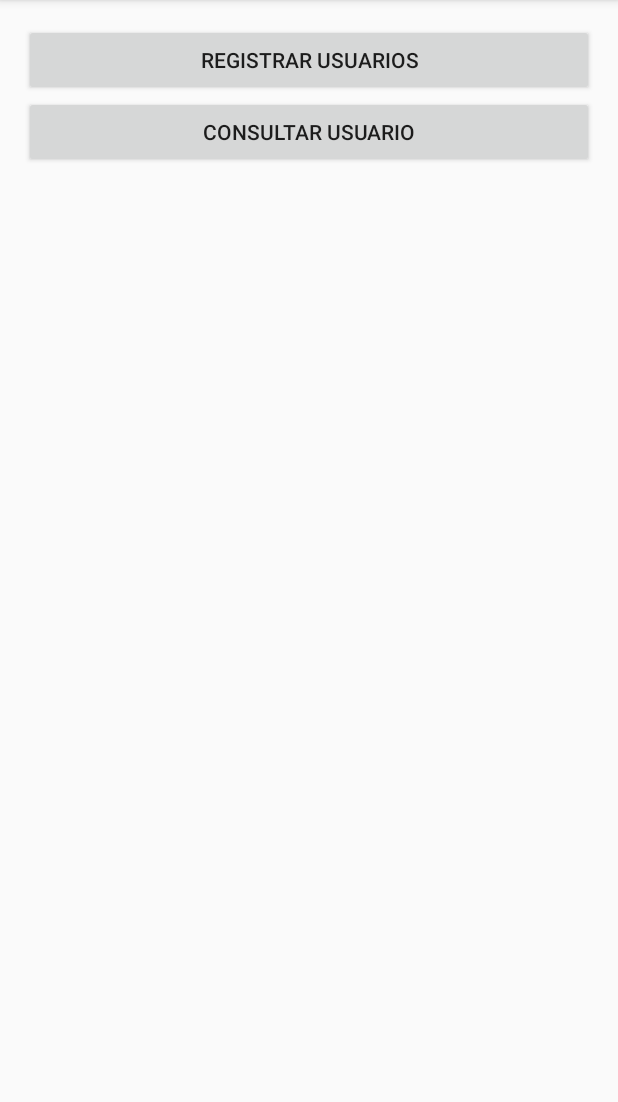
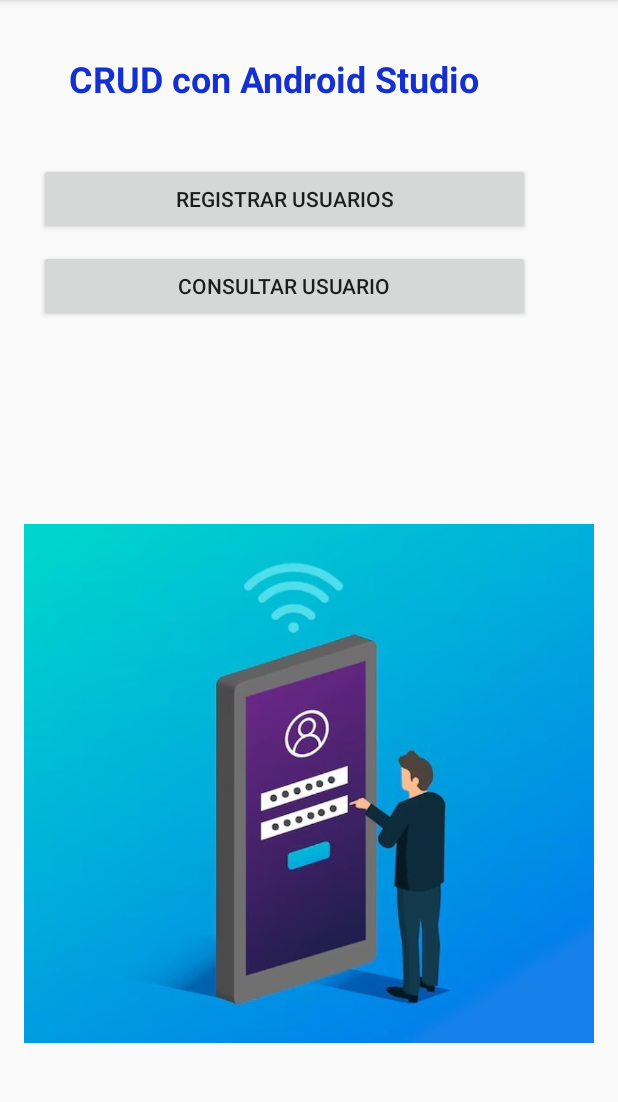
Before and after one commit to rblancolll/TareaCrud, an Android app built with Jetpack Compose: the screen it shows after launch (MainActivity), on a phone screen of 412 x 824 dp, the part 84-1186 px from its top. Run offline under Robolectric (Android 15) with nearby library versions, the phone set to English and light mode, and no system bars.

Commit message:
se mejoró interfaz

```diff
--- a/app/build.gradle
+++ b/app/build.gradle
@@ -49,6 +49,7 @@ android {
 dependencies {
 
     implementation libs.androidx.core.ktx
+    implementation 'androidx.appcompat:appcompat:1.6.1'
     implementation libs.androidx.lifecycle.runtime.ktx
     implementation libs.androidx.activity.compose
     implementation platform(libs.androidx.compose.bom)
--- a/app/src/main/AndroidManifest.xml
+++ b/app/src/main/AndroidManifest.xml
@@ -1,6 +1,7 @@
 <?xml version="1.0" encoding="utf-8"?>
 <manifest xmlns:android="http://schemas.android.com/apk/res/android"
     xmlns:tools="http://schemas.android.com/tools"
+    android:background="@drawable/background"
     package="com.example.myapplication">
 
     <application
--- a/app/src/main/res/layout/activity_main.xml
+++ b/app/src/main/res/layout/activity_main.xml
@@ -1,29 +1,55 @@
 <?xml version="1.0" encoding="utf-8"?>
 <LinearLayout xmlns:android="http://schemas.android.com/apk/res/android"
+    xmlns:app="http://schemas.android.com/apk/res-auto"
     xmlns:tools="http://schemas.android.com/tools"
     android:id="@+id/activity_main"
     android:layout_width="match_parent"
     android:layout_height="match_parent"
+    android:orientation="vertical"
+    android:paddingLeft="@dimen/activity_horizontal_margin"
+    android:paddingTop="@dimen/activity_vertical_margin"
+    android:paddingRight="@dimen/activity_horizontal_margin"
     android:paddingBottom="@dimen/activity_vertical_margin"
-    android:paddingLeft="@dimen/activity_horizontal_margin"
-    android:paddingRight="@dimen/activity_horizontal_margin"
-    android:paddingTop="@dimen/activity_vertical_margin"
-    android:orientation="vertical"
     tools:context="com.example.myapplication.MainActivity">
+
+    <TextView
+        android:layout_width="280dp"
+        android:layout_height="wrap_content"
+        android:layout_marginLeft="30dp"
+        android:layout_marginTop="20dp"
+        android:layout_marginRight="80dp"
+        android:text="CRUD con Android Studio"
+        android:textColor="#1431CF"
+        android:textSize="24sp"
+        android:textStyle="bold"
+        app:layout_constraintBottom_toBottomOf="parent"
+        app:layout_constraintEnd_toEndOf="parent"
+        app:layout_constraintStart_toStartOf="parent"
+        app:layout_constraintTop_toTopOf="parent" />
 
     <Button
         android:id="@+id/btnRegistro"
-        android:layout_width="match_parent"
+        android:layout_width="327dp"
         android:layout_height="wrap_content"
-        android:minHeight="48dp"
+        android:layout_marginLeft="10dp"
+        android:layout_marginTop="40dp"
         android:onClick="onClick"
         android:text="Registrar Usuarios"
         tools:ignore="HardcodedText,VisualLintButtonSize" />
 
     <Button
         android:id="@+id/btnConsultar"
-        android:layout_width="match_parent"
+        android:layout_width="327dp"
         android:layout_height="wrap_content"
+        android:layout_marginLeft="10dp"
+        android:layout_marginTop="10dp"
         android:onClick="onClick2"
         android:text="Consultar Usuario" />
+
+    <ImageView
+        android:id="@+id/imageView"
+        android:layout_width="match_parent"
+        android:layout_height="615dp"
+        app:srcCompat="@drawable/whatsapp_image_2024_07_29_at_4_38_35_pm" />
+
 </LinearLayout>
--- a/app/src/main/res/values/colors.xml
+++ b/app/src/main/res/values/colors.xml
@@ -3,4 +3,5 @@
     <color name="colorPrimary">#3F51B5</color>
     <color name="colorPrimaryDark">#303F9F</color>
     <color name="colorAccent">#FF4081</color>
+    <color name="celeste">#00BFFF</color>
 </resources>
--- a/app/src/main/res/values/strings.xml
+++ b/app/src/main/res/values/strings.xml
@@ -5,4 +5,5 @@
     <string name="nombre_hint">Nombre</string>
     <string name="telefono_hint">Teléfono</string>
     <string name="registrar_usuario">Registrar Usuario</string>
+    <string name="_5808517d883bcf3db6dfa81ada9df0e">Background Image</string>
 </resources>
```
Also changed, not shown: app/src/main/res/drawable/background.xml (added, +10 -0 lines), app/src/main/res/drawable/whatsapp_image_2024_07_29_at_4_38_35_pm.jpeg (added), app/src/main/res/drawable/whatsapp_image_2024_07_29_at_5_11_26_pm.jpeg (added).
